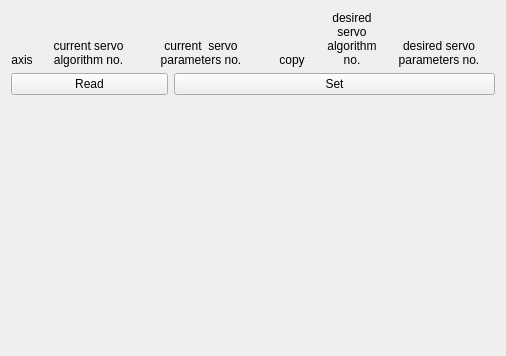
Qt form src/ui-qt/base/wgt_servo_algorithm_template.ui (verges/mrrocpp) before a commit.
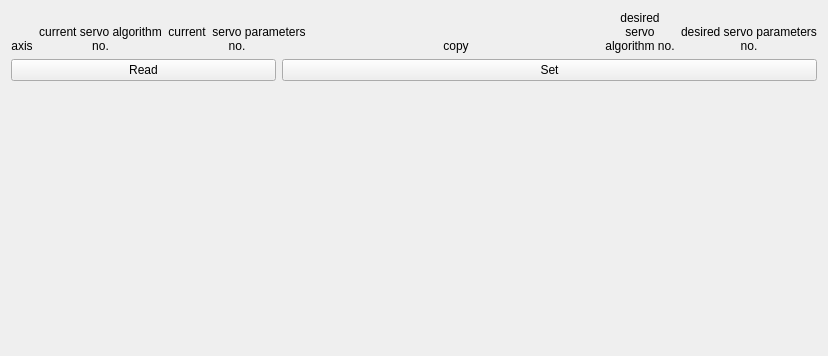
The same form after that commit.

Patch:
```diff
--- a/src/ui-qt/base/wgt_servo_algorithm_template.ui
+++ b/src/ui-qt/base/wgt_servo_algorithm_template.ui
@@ -6,7 +6,7 @@
    <rect>
     <x>0</x>
     <y>0</y>
-    <width>506</width>
+    <width>828</width>
     <height>356</height>
    </rect>
   </property>
@@ -16,7 +16,7 @@
   <layout class="QVBoxLayout" name="verticalLayout">
    <item>
     <layout class="QGridLayout" name="grid_up">
-     <item row="1" column="0">
+     <item row="0" column="0">
       <widget class="QLabel" name="label_4">
        <property name="text">
         <string>axis</string>
@@ -29,7 +29,7 @@
        </property>
       </widget>
      </item>
-     <item row="1" column="1">
+     <item row="0" column="1">
       <widget class="QLabel" name="label_7">
        <property name="text">
         <string>current servo algorithm no.</string>
@@ -42,7 +42,59 @@
        </property>
       </widget>
      </item>
-     <item row="1" column="6">
+     <item row="0" column="2">
+      <widget class="QLabel" name="label">
+       <property name="text">
+        <string>current  servo parameters no.</string>
+       </property>
+       <property name="alignment">
+        <set>Qt::AlignBottom|Qt::AlignHCenter</set>
+       </property>
+       <property name="wordWrap">
+        <bool>true</bool>
+       </property>
+      </widget>
+     </item>
+     <item row="0" column="3">
+      <spacer name="horizontalSpacer">
+       <property name="orientation">
+        <enum>Qt::Horizontal</enum>
+       </property>
+       <property name="sizeHint" stdset="0">
+        <size>
+         <width>40</width>
+         <height>20</height>
+        </size>
+       </property>
+      </spacer>
+     </item>
+     <item row="0" column="4">
+      <widget class="QLabel" name="label_15">
+       <property name="text">
+        <string>copy</string>
+       </property>
+       <property name="alignment">
+        <set>Qt::AlignBottom|Qt::AlignHCenter</set>
+       </property>
+       <property name="wordWrap">
+        <bool>true</bool>
+       </property>
+      </widget>
+     </item>
+     <item row="0" column="5">
+      <spacer name="horizontalSpacer_2">
+       <property name="orientation">
+        <enum>Qt::Horizontal</enum>
+       </property>
+       <property name="sizeHint" stdset="0">
+        <size>
+         <width>40</width>
+         <height>20</height>
+        </size>
+       </property>
+      </spacer>
+     </item>
+     <item row="0" column="6">
       <widget class="QLabel" name="label_16">
        <property name="maximumSize">
         <size>
@@ -61,46 +113,7 @@
        </property>
       </widget>
      </item>
-     <item row="1" column="3">
-      <spacer name="horizontalSpacer">
-       <property name="orientation">
-        <enum>Qt::Horizontal</enum>
-       </property>
-       <property name="sizeHint" stdset="0">
-        <size>
-         <width>40</width>
-         <height>20</height>
-        </size>
-       </property>
-      </spacer>
-     </item>
-     <item row="1" column="5">
-      <spacer name="horizontalSpacer_2">
-       <property name="orientation">
-        <enum>Qt::Horizontal</enum>
-       </property>
-       <property name="sizeHint" stdset="0">
-        <size>
-         <width>40</width>
-         <height>20</height>
-        </size>
-       </property>
-      </spacer>
-     </item>
-     <item row="1" column="4">
-      <widget class="QLabel" name="label_15">
-       <property name="text">
-        <string>copy</string>
-       </property>
-       <property name="alignment">
-        <set>Qt::AlignBottom|Qt::AlignHCenter</set>
-       </property>
-       <property name="wordWrap">
-        <bool>true</bool>
-       </property>
-      </widget>
-     </item>
-     <item row="1" column="7">
+     <item row="0" column="7">
       <widget class="QLabel" name="label_2">
        <property name="text">
         <string>desired servo parameters no.</string>
@@ -113,19 +126,6 @@
        </property>
       </widget>
      </item>
-     <item row="1" column="2">
-      <widget class="QLabel" name="label">
-       <property name="text">
-        <string>current  servo parameters no.</string>
-       </property>
-       <property name="alignment">
-        <set>Qt::AlignBottom|Qt::AlignHCenter</set>
-       </property>
-       <property name="wordWrap">
-        <bool>true</bool>
-       </property>
-      </widget>
-     </item>
     </layout>
    </item>
    <item>
```
